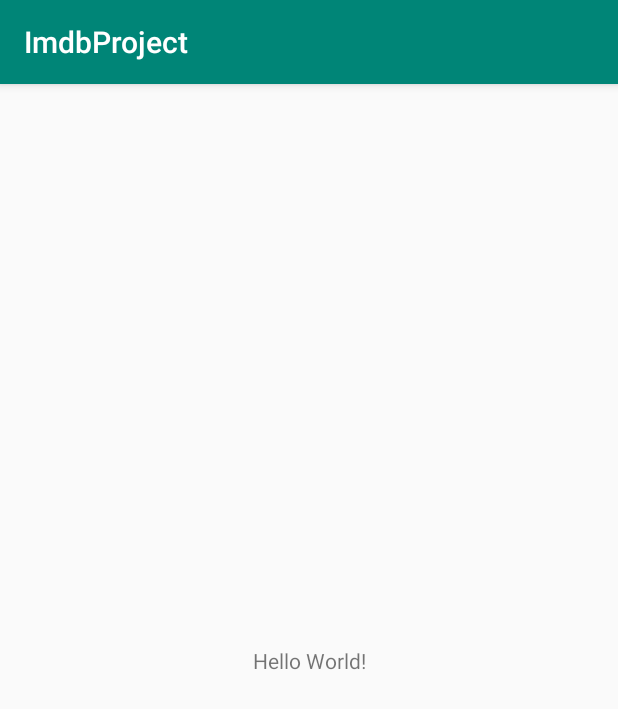
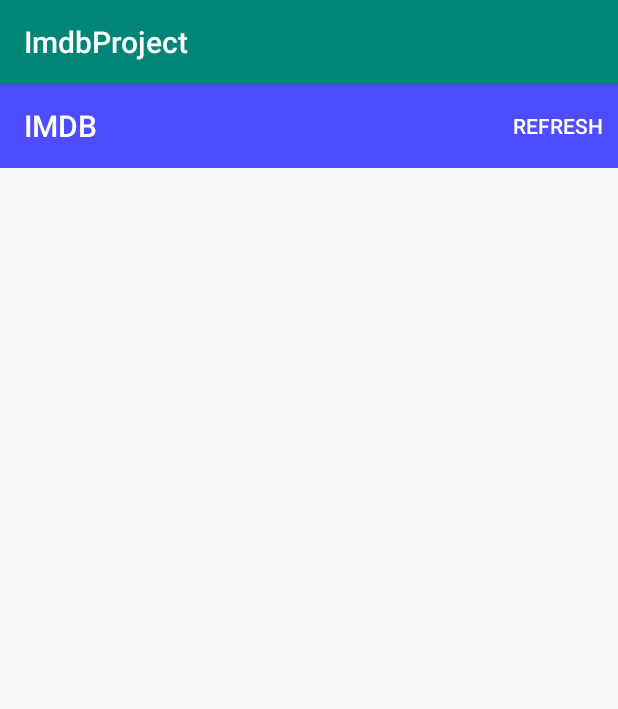
Before and after one commit to cli034/ImdbApp, an Android app: the screen it shows after launch (MainActivity), on a phone screen of 412 x 824 dp. Shown: the top 709 px of the screen. Run offline under Robolectric (Android 15) with nearby library versions, the phone set to English and light mode, and no system bars.

Commit message:
first screen

```diff
--- a/app/src/main/java/com/example/imdbproject/MainActivity.kt
+++ b/app/src/main/java/com/example/imdbproject/activity/MainActivity.kt
@@ -8,5 +8,6 @@ class MainActivity : AppCompatActivity() {
     override fun onCreate(savedInstanceState: Bundle?) {
         super.onCreate(savedInstanceState)
         setContentView(R.layout.activity_main)
+
     }
 }
--- a/app/src/main/res/layout/activity_main.xml
+++ b/app/src/main/res/layout/activity_main.xml
@@ -6,13 +6,35 @@
     android:layout_height="match_parent"
     tools:context=".MainActivity">
 
-    <TextView
-        android:layout_width="wrap_content"
-        android:layout_height="wrap_content"
-        android:text="Hello World!"
-        app:layout_constraintBottom_toBottomOf="parent"
-        app:layout_constraintLeft_toLeftOf="parent"
-        app:layout_constraintRight_toRightOf="parent"
-        app:layout_constraintTop_toTopOf="parent" />
+    <androidx.appcompat.widget.Toolbar
+        android:id="@+id/mainToolbar"
+        android:layout_width="match_parent"
+        android:layout_height="?attr/actionBarSize"
+        android:background="@color/main_blue"
+        app:title="IMDB"
+        app:titleTextColor="@color/colorWhite"
+        app:layout_constraintTop_toTopOf="parent"
+        app:layout_constraintStart_toStartOf="parent"
+        app:layout_constraintEnd_toEndOf="parent" >
+
+        <TextView
+            android:id="@+id/mainRefreshTextView"
+            style="@style/Widget.AppCompat.ActionBar.TabText"
+            android:layout_width="wrap_content"
+            android:layout_height="wrap_content"
+            android:text="REFRESH"
+            android:layout_marginEnd="10dp"
+            android:textColor="@color/colorWhite"
+            android:layout_gravity="end"/>
+    </androidx.appcompat.widget.Toolbar>
+
+    <FrameLayout
+        android:id="@+id/mainFragmentFrameLayout"
+        android:layout_width="match_parent"
+        android:layout_height="0dp"
+        app:layout_constraintTop_toBottomOf="@id/mainToolbar"
+        app:layout_constraintStart_toStartOf="parent"
+        app:layout_constraintEnd_toEndOf="parent"
+        app:layout_constraintBottom_toBottomOf="parent"/>
 
 </androidx.constraintlayout.widget.ConstraintLayout>
--- a/app/src/main/res/values/colors.xml
+++ b/app/src/main/res/values/colors.xml
@@ -3,4 +3,7 @@
     <color name="colorPrimary">#008577</color>
     <color name="colorPrimaryDark">#00574B</color>
     <color name="colorAccent">#D81B60</color>
+
+    <color name="main_blue">#4d4dff</color>
+    <color name="colorWhite">#FFF</color>
 </resources>
```
